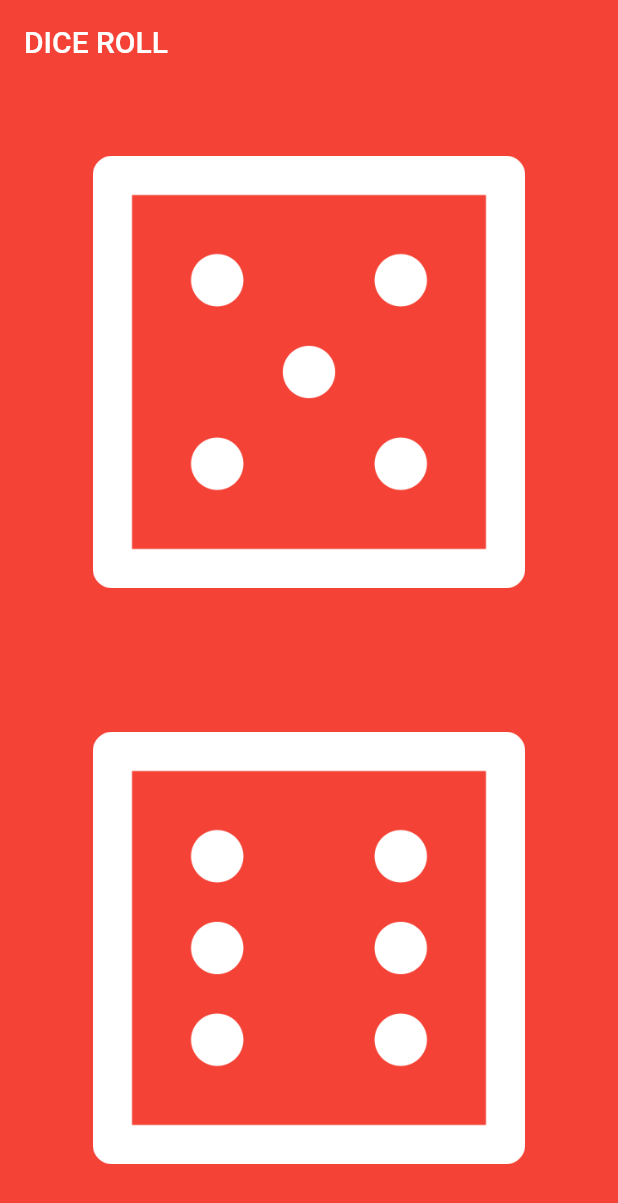
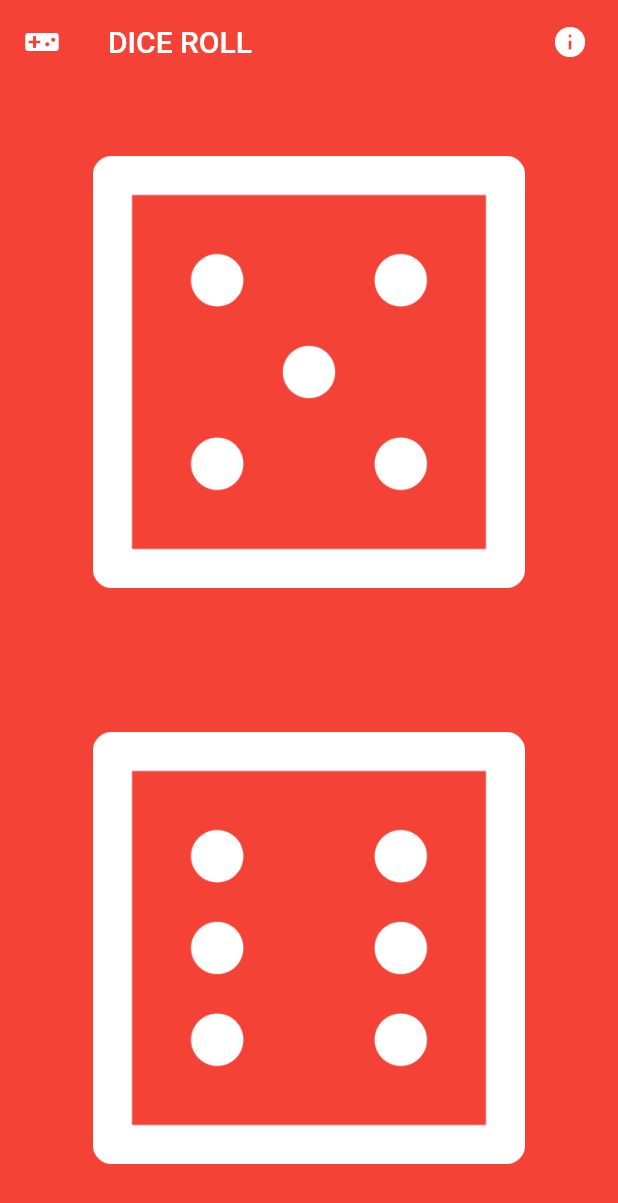
Before and after one commit to ishandeveloper/Dice-App, a Flutter app: the screen it shows after launch, on a phone screen of 412 x 824 dp. Shown: the top 1203 px of the screen. Run offline on Flutter 3.47's test engine with Material 2 defaults, Android fonts, the phone set to English and light mode, and no system bars.

Commit message:
about icon

```diff
--- a/lib/Pages/home.dart
+++ b/lib/Pages/home.dart
@@ -22,7 +22,6 @@ class DicePage extends StatefulWidget {
 }
 
 class _DicePageState extends State<DicePage> {
-
   var lDiceNo = 5;
   var rDiceNo = 6;
 
@@ -35,17 +34,28 @@ class _DicePageState extends State<DicePage> {
 
   @override
   Widget build(BuildContext context) {
-
-      SystemChrome.setPreferredOrientations([
-        DeviceOrientation.portraitUp,
-        DeviceOrientation.portraitDown,
-      ]);
+    SystemChrome.setPreferredOrientations([
+      DeviceOrientation.portraitUp,
+      DeviceOrientation.portraitDown,
+    ]);
 
     return Scaffold(
       appBar: AppBar(
         title: Text(
           'Dice Roll'.toUpperCase(),
         ),
+        leading: Icon(Icons.videogame_asset),
+        actions: <Widget>[
+          Container(
+            margin: EdgeInsets.only(right: 20),
+            child: GestureDetector(
+              child: Icon(Icons.info),
+              onTap: (){
+
+              },
+            ),
+          )
+        ],
         // centerTitle: true,
         elevation: 0,
       ),
@@ -58,8 +68,7 @@ class _DicePageState extends State<DicePage> {
                 child: FlatButton(
                   onPressed: () {
                     randomizer();
-                  }
-                  ,
+                  },
                   child: Image(
                     image: AssetImage('images/dice$lDiceNo.png'),
                     width: MediaQuery.of(context).size.width * 0.7,
```
